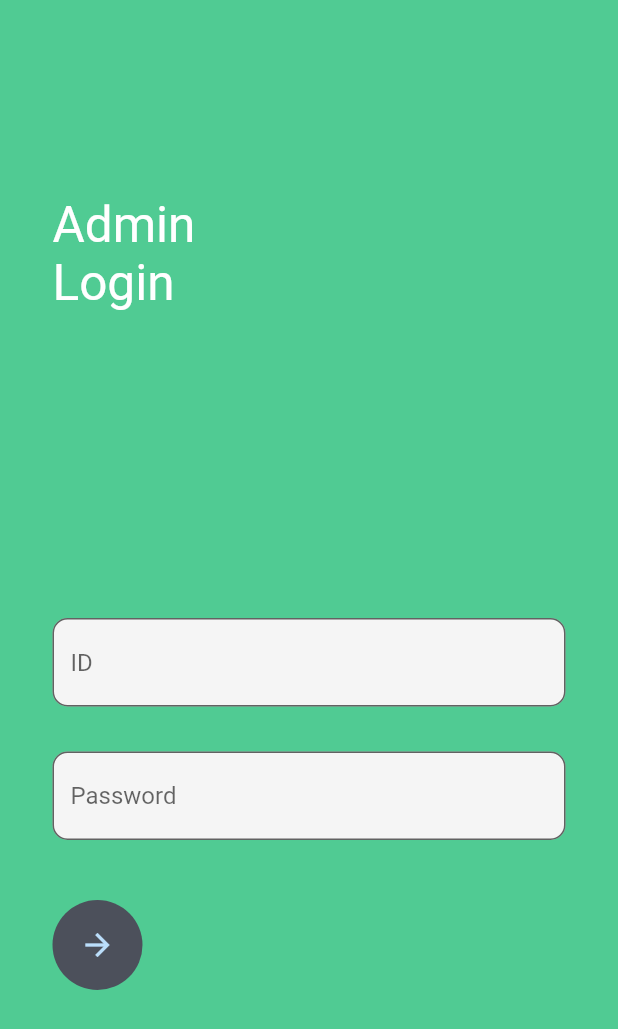
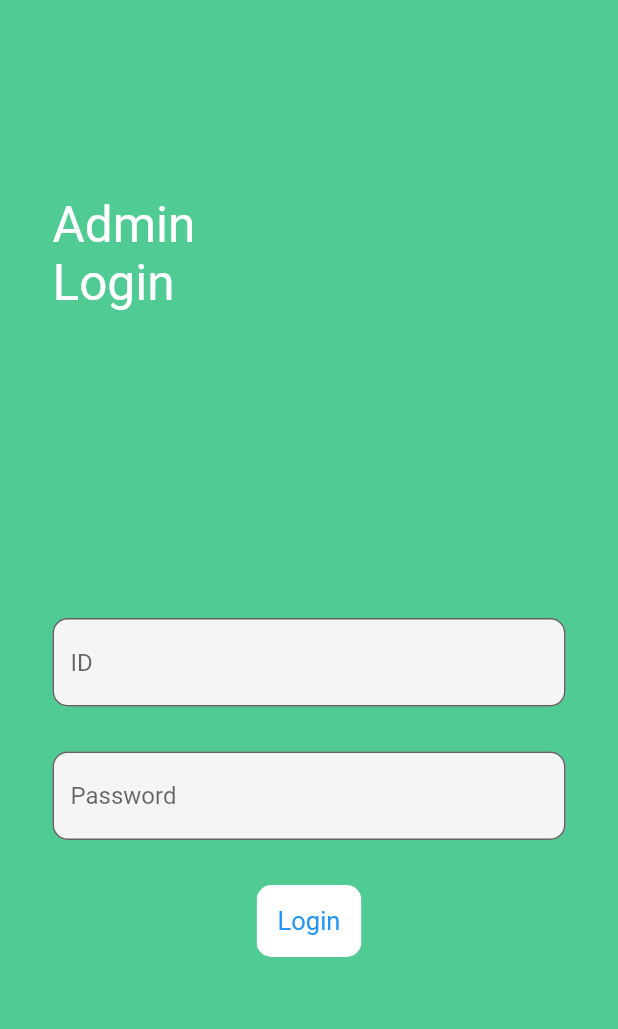
Before and after one commit to SoullesS712/Project_TALi, a Flutter app: the screen it shows after launch, after a tap on the "settings" icon, on a phone screen of 412 x 824 dp. Shown: the top 1029 px of the screen. Run offline on Flutter 3.47's test engine with Material 2 defaults, Android fonts, the light colour scheme and no system bars; our stand-ins replace auto_size_text, google_fonts, google_maps_flutter, location; missing offline and left inert: flutter_polyline_points.

Commit message:
adminuseUI

```diff
--- a/talibus/lib/router.dart
+++ b/talibus/lib/router.dart
@@ -6,6 +6,7 @@ import 'package:talibus/states/roadmap.dart';
 import 'package:talibus/states/howtouse.dart';
 import 'package:talibus/states/Fistscreen.dart';
 import 'package:talibus/states/admin.dart';
+import 'package:talibus/states/adminuse.dart';
 
 Map<String, WidgetBuilder> router = {
   'firstScreen': (context) => const firstscreen(),
@@ -14,5 +15,6 @@ Map<String, WidgetBuilder> router = {
   'noti': (context) => const Noti(),
   'roadmap': (context) => const Roadmap(),
   'howtouse': (context) => const Howtouse(),
-  'admin': (context) => const Admin()
+  'admin': (context) => const Admin(),
+  'adminuse': (context) => const Adminuse()
 };
--- a/talibus/lib/states/Fistscreen.dart
+++ b/talibus/lib/states/Fistscreen.dart
@@ -70,7 +70,7 @@ class _firstscreen extends State<firstscreen> {
                         ),
                       ),
                       Padding(
-                        padding: EdgeInsetsDirectional.fromSTEB(250, 200, 0, 0),
+                        padding: EdgeInsetsDirectional.fromSTEB(240, 200, 0, 0),
                         child: Row(
                           mainAxisSize: MainAxisSize.max,
                           crossAxisAlignment: CrossAxisAlignment.center,
@@ -80,7 +80,7 @@ class _firstscreen extends State<firstscreen> {
                               crossAxisAlignment: CrossAxisAlignment.start,
                               children: [
                                 IconButton(
-                                  icon: Icon(
+                                  icon: const Icon(
                                     Icons.settings,
                                     size: 30,
                                   ),
@@ -90,18 +90,13 @@ class _firstscreen extends State<firstscreen> {
                                 ),
                               ],
                             ),
-                            Expanded(
-                              child: Column(
-                                mainAxisSize: MainAxisSize.max,
-                                children: [
-                                  Align(
-                                    alignment: AlignmentDirectional(-1, 0),
-                                    child: Text(
-                                      'For Admin',
-                                      textAlign: TextAlign.start,
-                                    ),
-                                  ),
-                                ],
+                            InkWell(
+                              onTap: () {
+                                Navigator.pushNamed(context, "admin");
+                              },
+                              child: const Padding(
+                                padding: EdgeInsets.all(10.0),
+                                child: Text("For Admin"),
                               ),
                             ),
                           ],
--- a/talibus/lib/states/admin.dart
+++ b/talibus/lib/states/admin.dart
@@ -18,8 +18,7 @@ class _AdminState extends State<Admin> {
 
   @override
   Widget build(BuildContext context) {
-    return Container(
-      child: Scaffold(
+    return Scaffold(
       backgroundColor: Color(0xFF50CB93),
       body: Stack(
         children: [
@@ -71,38 +70,34 @@ class _AdminState extends State<Admin> {
                             print(newPass);
                           },
                         ),
-                          const SizedBox(
-                            height: 40,
+                        const SizedBox(height: 30),
+                        ClipRRect(
+                          borderRadius: BorderRadius.circular(10),
+                          child: Stack(
+                            children: <Widget>[
+                              TextButton(
+                                style: TextButton.styleFrom(
+                                  backgroundColor: Colors.white,
+                                  padding: const EdgeInsets.all(14.0),
+                                  textStyle: const TextStyle(fontSize: 17),
                                 ),
-                          Row(
-                              mainAxisAlignment: MainAxisAlignment.spaceBetween,
-                              children: const [
-                                CircleAvatar(
-                                  radius: 30,
-                                  backgroundColor: Color(0xff4c505b),
-                                  child: Icon(
-                                    Icons.arrow_forward,
+                                onPressed: () {
+                                  Navigator.pushNamed(context, "adminuse");
+                                },
+                                child: const Text('Login'),
                               ),
-                                  // child: IconButton(
-                                  //     color: Colors.white,
-                                  //     // onPressed: () {
-                                  //     //   print('hee');
-                                  //     // },
-                                  //     icon: Icon(
-                                  //       Icons.arrow_forward,
-                                  //     )),
-                                )
-                              ])
                             ],
                           ),
-                    )
+                        ),
+                      ],
+                    ),
+                  ),
                 ],
               ),
             ),
           ),
         ],
       ),
-      ),
     );
   }
 }
--- a/talibus/pubspec.yaml
+++ b/talibus/pubspec.yaml
@@ -75,8 +75,7 @@ flutter:
     - images/Pin_source.png
     - images/Pin_destination.png
     - images/Badge.png
-    - images/login.jpg
-  #   - images/a_dot_ham.jpeg
+
 
   # An image asset can refer to one or more resolution-specific "variants", see
   # https://flutter.dev/assets-and-images/#resolution-aware
```
Also changed, not shown: talibus/lib/states/adminuse.dart (added, +331 -0 lines). Lines whose indentation alone changed are shown as unchanged.
